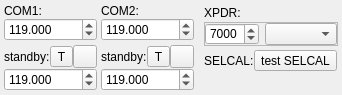
The window that src/blackgui/editors/cockpitcomform.ui (swift-project/pilotclient) describes before a commit, drawn with Qt 5.
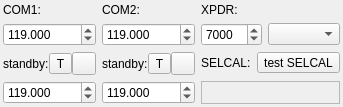
The same window after the commit. Icons and pictures are not drawn. Custom widgets are drawn as their Qt base class.

Commit message: Simplified cockpit COM component layout

```diff
--- a/src/blackgui/editors/cockpitcomform.ui
+++ b/src/blackgui/editors/cockpitcomform.ui
@@ -6,499 +6,431 @@
    <rect>
     <x>0</x>
     <y>0</y>
-    <width>292</width>
+    <width>276</width>
     <height>95</height>
    </rect>
   </property>
   <property name="windowTitle">
    <string>Frame</string>
   </property>
-  <layout class="QHBoxLayout" name="hl_CockpitComForm">
+  <layout class="QGridLayout" name="gl_CockpitComCo" columnstretch="1,1,2">
    <property name="leftMargin">
-    <number>2</number>
+    <number>3</number>
    </property>
    <property name="topMargin">
-    <number>2</number>
+    <number>3</number>
    </property>
    <property name="rightMargin">
-    <number>2</number>
+    <number>3</number>
    </property>
    <property name="bottomMargin">
-    <number>2</number>
+    <number>3</number>
    </property>
-   <item>
-    <widget class="QFrame" name="fr_Com">
-     <layout class="QGridLayout" name="gl_Com">
+   <item row="1" column="2">
+    <widget class="QFrame" name="fr_ComPanelTransponder">
+     <property name="sizePolicy">
+      <sizepolicy hsizetype="Preferred" vsizetype="Preferred">
+       <horstretch>0</horstretch>
+       <verstretch>0</verstretch>
+      </sizepolicy>
+     </property>
+     <layout class="QHBoxLayout" name="hl_ComPanelTransponder">
       <property name="leftMargin">
-       <number>2</number>
+       <number>0</number>
       </property>
       <property name="topMargin">
-       <number>2</number>
+       <number>0</number>
       </property>
       <property name="rightMargin">
-       <number>2</number>
+       <number>0</number>
       </property>
       <property name="bottomMargin">
-       <number>2</number>
+       <number>0</number>
       </property>
+      <item>
+       <widget class="BlackGui::Components::CTransponderCodeSpinBox" name="sbp_ComPanelTransponder">
+        <property name="minimumSize">
+         <size>
+          <width>0</width>
+          <height>18</height>
+         </size>
+        </property>
+        <property name="maximum">
+         <number>7777</number>
+        </property>
+        <property name="value">
+         <number>7000</number>
+        </property>
+       </widget>
+      </item>
+      <item>
+       <widget class="BlackGui::Components::CTransponderModeSelector" name="cbp_ComPanelTransponderMode"/>
+      </item>
+     </layout>
+    </widget>
+   </item>
+   <item row="0" column="0">
+    <widget class="QWidget" name="qw_ComPanelCom1Active" native="true">
+     <layout class="QHBoxLayout" name="hl_ComPanelCom1Active">
       <property name="spacing">
-       <number>4</number>
+       <number>0</number>
       </property>
+      <property name="leftMargin">
+       <number>0</number>
+      </property>
+      <property name="topMargin">
+       <number>0</number>
+      </property>
+      <property name="rightMargin">
+       <number>0</number>
+      </property>
+      <property name="bottomMargin">
+       <number>0</number>
+      </property>
+      <item>
+       <widget class="QLabel" name="lbl_ComPanelCom1Active">
+        <property name="sizePolicy">
+         <sizepolicy hsizetype="Preferred" vsizetype="Preferred">
+          <horstretch>0</horstretch>
+          <verstretch>0</verstretch>
+         </sizepolicy>
+        </property>
+        <property name="text">
+         <string>COM1:</string>
+        </property>
+        <property name="buddy">
+         <cstring>qw_ComPanelCom1Active</cstring>
+        </property>
+       </widget>
+      </item>
+      <item alignment="Qt::AlignLeft">
+       <widget class="BlackGui::CLedWidget" name="led_ComPanelCom1" native="true"/>
+      </item>
+     </layout>
+    </widget>
+   </item>
+   <item row="2" column="0">
+    <widget class="QWidget" name="qw_ComPanelCom1Standby" native="true">
+     <layout class="QHBoxLayout" name="hl_ComPanelCom1Standby">
+      <property name="spacing">
+       <number>0</number>
+      </property>
+      <property name="leftMargin">
+       <number>0</number>
+      </property>
+      <property name="topMargin">
+       <number>0</number>
+      </property>
+      <property name="rightMargin">
+       <number>0</number>
+      </property>
+      <property name="bottomMargin">
+       <number>0</number>
+      </property>
+      <item>
+       <widget class="QLabel" name="lbl_ComPanelCom1Standby">
+        <property name="text">
+         <string>standby:</string>
+        </property>
+       </widget>
+      </item>
+      <item alignment="Qt::AlignLeft">
+       <widget class="QToolButton" name="tb_RequestTextMessageCom1">
+        <property name="toolTip">
+         <string>Overlay text message</string>
+        </property>
+        <property name="whatsThis">
+         <string>Overlay text message</string>
+        </property>
+        <property name="text">
+         <string>T</string>
+        </property>
+       </widget>
+      </item>
+      <item alignment="Qt::AlignLeft">
+       <widget class="QToolButton" name="tb_ComPanelCom1Toggle">
+        <property name="toolTip">
+         <string>Toggle COM 1 standby/active</string>
+        </property>
+        <property name="text">
+         <string/>
+        </property>
+        <property name="icon">
+         <iconset resource="../../blackmisc/blackmisc.qrc">
+          <normaloff>:/diagona/icons/diagona/icons/arrow-circle-double-135.png</normaloff>:/diagona/icons/diagona/icons/arrow-circle-double-135.png</iconset>
+        </property>
+       </widget>
+      </item>
+     </layout>
+    </widget>
+   </item>
+   <item row="2" column="2">
+    <widget class="QFrame" name="fr_ComPanelSelcalTop">
+     <layout class="QFormLayout" name="fl_ComPanelSelcalTop">
+      <property name="leftMargin">
+       <number>0</number>
+      </property>
+      <property name="topMargin">
+       <number>0</number>
+      </property>
+      <property name="rightMargin">
+       <number>0</number>
+      </property>
+      <property name="bottomMargin">
+       <number>0</number>
+      </property>
+      <item row="0" column="0">
+       <widget class="QLabel" name="lbl_ComSelcalSelcal">
+        <property name="sizePolicy">
+         <sizepolicy hsizetype="Maximum" vsizetype="Preferred">
+          <horstretch>0</horstretch>
+          <verstretch>0</verstretch>
+         </sizepolicy>
+        </property>
+        <property name="text">
+         <string>SELCAL:</string>
+        </property>
+       </widget>
+      </item>
       <item row="0" column="1">
-       <widget class="QWidget" name="qw_ComPanelCom2Active" native="true">
-        <layout class="QGridLayout" name="gl_ComPanelCom2Active">
-         <property name="leftMargin">
-          <number>0</number>
-         </property>
-         <property name="topMargin">
-          <number>0</number>
-         </property>
-         <property name="rightMargin">
-          <number>0</number>
-         </property>
-         <property name="bottomMargin">
-          <number>0</number>
-         </property>
-         <property name="spacing">
-          <number>0</number>
-         </property>
-         <item row="0" column="0">
-          <widget class="QLabel" name="lbl_ComPanelCom2Active">
-           <property name="sizePolicy">
-            <sizepolicy hsizetype="Preferred" vsizetype="Preferred">
-             <horstretch>0</horstretch>
-             <verstretch>0</verstretch>
-            </sizepolicy>
-           </property>
-           <property name="text">
-            <string>COM2:</string>
-           </property>
-           <property name="buddy">
-            <cstring>qw_ComPanelCom2Active</cstring>
-           </property>
-          </widget>
-         </item>
-         <item row="1" column="0" colspan="2">
-          <widget class="QDoubleSpinBox" name="ds_ComPanelCom2Active">
-           <property name="decimals">
-            <number>3</number>
-           </property>
-           <property name="minimum">
-            <double>118.000000000000000</double>
-           </property>
-           <property name="maximum">
-            <double>136.974999999999994</double>
-           </property>
-           <property name="singleStep">
-            <double>0.025000000000000</double>
-           </property>
-           <property name="value">
-            <double>119.000000000000000</double>
-           </property>
-          </widget>
-         </item>
-         <item row="0" column="1" alignment="Qt::AlignHCenter">
-          <widget class="BlackGui::CLedWidget" name="led_ComPanelCom2" native="true"/>
-         </item>
-        </layout>
+       <widget class="QToolButton" name="tb_ComPanelSelcalTest">
+        <property name="sizePolicy">
+         <sizepolicy hsizetype="Maximum" vsizetype="Maximum">
+          <horstretch>0</horstretch>
+          <verstretch>0</verstretch>
+         </sizepolicy>
+        </property>
+        <property name="toolTip">
+         <string>test SELCAL</string>
+        </property>
+        <property name="text">
+         <string>test SELCAL</string>
+        </property>
+        <property name="icon">
+         <iconset resource="../../blackmisc/blackmisc.qrc">
+          <normaloff>:/diagona/icons/diagona/icons/speaker-volume.png</normaloff>:/diagona/icons/diagona/icons/speaker-volume.png</iconset>
+        </property>
        </widget>
       </item>
-      <item row="1" column="0">
-       <widget class="QWidget" name="qw_ComPanelCom1Standby" native="true">
-        <layout class="QGridLayout" name="gl_ComPanelCom1Standby">
-         <property name="leftMargin">
-          <number>0</number>
-         </property>
-         <property name="topMargin">
-          <number>0</number>
-         </property>
-         <property name="rightMargin">
-          <number>0</number>
-         </property>
-         <property name="bottomMargin">
-          <number>0</number>
-         </property>
-         <property name="spacing">
-          <number>0</number>
-         </property>
-         <item row="0" column="0">
-          <widget class="QLabel" name="lbl_ComPanelCom1Standby">
-           <property name="text">
-            <string>standby:</string>
-           </property>
-          </widget>
-         </item>
-         <item row="1" column="0" colspan="3">
-          <widget class="QDoubleSpinBox" name="ds_ComPanelCom1Standby">
-           <property name="decimals">
-            <number>3</number>
-           </property>
-           <property name="minimum">
-            <double>118.000000000000000</double>
-           </property>
-           <property name="maximum">
-            <double>136.974999999999994</double>
-           </property>
-           <property name="singleStep">
-            <double>0.025000000000000</double>
-           </property>
-           <property name="value">
-            <double>119.000000000000000</double>
-           </property>
-          </widget>
-         </item>
-         <item row="0" column="2">
-          <widget class="QToolButton" name="tb_ComPanelCom1Toggle">
-           <property name="toolTip">
-            <string>Toggle COM 1 standby/active</string>
-           </property>
-           <property name="text">
-            <string/>
-           </property>
-           <property name="icon">
-            <iconset resource="../../blackmisc/blackmisc.qrc">
-             <normaloff>:/diagona/icons/diagona/icons/arrow-circle-double-135.png</normaloff>:/diagona/icons/diagona/icons/arrow-circle-double-135.png</iconset>
-           </property>
-          </widget>
-         </item>
-         <item row="0" column="1">
-          <widget class="QToolButton" name="tb_RequestTextMessageCom1">
-           <property name="toolTip">
-            <string>Overlay text message</string>
-           </property>
-           <property name="whatsThis">
-            <string>Overlay text message</string>
-           </property>
-           <property name="text">
-            <string>T</string>
-           </property>
-          </widget>
-         </item>
-        </layout>
+     </layout>
+    </widget>
+   </item>
+   <item row="3" column="0">
+    <widget class="QDoubleSpinBox" name="ds_ComPanelCom1Standby">
+     <property name="decimals">
+      <number>3</number>
+     </property>
+     <property name="minimum">
+      <double>118.000000000000000</double>
+     </property>
+     <property name="maximum">
+      <double>136.974999999999994</double>
+     </property>
+     <property name="singleStep">
+      <double>0.025000000000000</double>
+     </property>
+     <property name="value">
+      <double>119.000000000000000</double>
+     </property>
+    </widget>
+   </item>
+   <item row="3" column="1">
+    <widget class="QDoubleSpinBox" name="ds_ComPanelCom2Standby">
+     <property name="decimals">
+      <number>3</number>
+     </property>
+     <property name="minimum">
+      <double>118.000000000000000</double>
+     </property>
+     <property name="maximum">
+      <double>136.974999999999994</double>
+     </property>
+     <property name="singleStep">
+      <double>0.025000000000000</double>
+     </property>
+     <property name="value">
+      <double>119.000000000000000</double>
+     </property>
+    </widget>
+   </item>
+   <item row="3" column="2">
+    <widget class="BlackGui::Components::CSelcalCodeSelector" name="frp_ComPanelSelcalSelector">
+     <property name="frameShape">
+      <enum>QFrame::StyledPanel</enum>
+     </property>
+     <property name="frameShadow">
+      <enum>QFrame::Raised</enum>
+     </property>
+    </widget>
+   </item>
+   <item row="1" column="0">
+    <widget class="QDoubleSpinBox" name="ds_ComPanelCom1Active">
+     <property name="decimals">
+      <number>3</number>
+     </property>
+     <property name="minimum">
+      <double>118.000000000000000</double>
+     </property>
+     <property name="maximum">
+      <double>136.974999999999994</double>
+     </property>
+     <property name="singleStep">
+      <double>0.025000000000000</double>
+     </property>
+     <property name="value">
+      <double>119.000000000000000</double>
+     </property>
+    </widget>
+   </item>
+   <item row="0" column="1">
+    <widget class="QWidget" name="qw_ComPanelCom2Active" native="true">
+     <layout class="QHBoxLayout" name="hl_ComPanelCom2Active">
+      <property name="spacing">
+       <number>0</number>
+      </property>
+      <property name="leftMargin">
+       <number>0</number>
+      </property>
+      <property name="topMargin">
+       <number>0</number>
+      </property>
+      <property name="rightMargin">
+       <number>0</number>
+      </property>
+      <property name="bottomMargin">
+       <number>0</number>
+      </property>
+      <item>
+       <widget class="QLabel" name="lbl_ComPanelCom2Active">
+        <property name="sizePolicy">
+         <sizepolicy hsizetype="Preferred" vsizetype="Preferred">
+          <horstretch>0</horstretch>
+          <verstretch>0</verstretch>
+         </sizepolicy>
+        </property>
+        <property name="text">
+         <string>COM2:</string>
+        </property>
+        <property name="buddy">
+         <cstring>qw_ComPanelCom2Active</cstring>
+        </property>
        </widget>
       </item>
-      <item row="0" column="0">
-       <widget class="QWidget" name="qw_ComPanelCom1Active" native="true">
-        <layout class="QGridLayout" name="gl_ComPanelCom1Active">
-         <property name="leftMargin">
-          <number>0</number>
-         </property>
-         <property name="topMargin">
-          <number>0</number>
-         </property>
-         <property name="rightMargin">
-          <number>0</number>
-         </property>
-         <property name="bottomMargin">
-          <number>0</number>
-         </property>
-         <property name="spacing">
-          <number>0</number>
-         </property>
-         <item row="0" column="0">
-          <widget class="QLabel" name="lbl_ComPanelCom1Active">
-           <property name="sizePolicy">
-            <sizepolicy hsizetype="Preferred" vsizetype="Preferred">
-             <horstretch>0</horstretch>
-             <verstretch>0</verstretch>
-            </sizepolicy>
-           </property>
-           <property name="text">
-            <string>COM1:</string>
-           </property>
-           <property name="buddy">
-            <cstring>qw_ComPanelCom1Active</cstring>
-           </property>
-          </widget>
-         </item>
-         <item row="1" column="0" colspan="2">
-          <widget class="QDoubleSpinBox" name="ds_ComPanelCom1Active">
-           <property name="decimals">
-            <number>3</number>
-           </property>
-           <property name="minimum">
-            <double>118.000000000000000</double>
-           </property>
-           <property name="maximum">
-            <double>136.974999999999994</double>
-           </property>
-           <property name="singleStep">
-            <double>0.025000000000000</double>
-           </property>
-           <property name="value">
-            <double>119.000000000000000</double>
-           </property>
-          </widget>
-         </item>
-         <item row="0" column="1" alignment="Qt::AlignHCenter">
-          <widget class="BlackGui::CLedWidget" name="led_ComPanelCom1" native="true"/>
-         </item>
-        </layout>
-       </widget>
+      <item alignment="Qt::AlignLeft">
+       <widget class="BlackGui::CLedWidget" name="led_ComPanelCom2" native="true"/>
       </item>
-      <item row="1" column="1">
-       <widget class="QWidget" name="qw_ComPanelCom2Standby" native="true">
-        <layout class="QGridLayout" name="gl_ComPanelCom2Standby">
-         <property name="leftMargin">
-          <number>0</number>
-         </property>
-         <property name="topMargin">
-          <number>0</number>
-         </property>
-         <property name="rightMargin">
-          <number>0</number>
-         </property>
-         <property name="bottomMargin">
-          <number>0</number>
-         </property>
-         <property name="spacing">
-          <number>0</number>
-         </property>
-         <item row="0" column="0">
-          <widget class="QLabel" name="lbl_ComPanelCom2Standby">
-           <property name="sizePolicy">
-            <sizepolicy hsizetype="Preferred" vsizetype="Preferred">
-             <horstretch>0</horstretch>
-             <verstretch>0</verstretch>
-            </sizepolicy>
-           </property>
-           <property name="text">
-            <string>standby:</string>
-           </property>
-          </widget>
-         </item>
-         <item row="1" column="0" colspan="3">
-          <widget class="QDoubleSpinBox" name="ds_ComPanelCom2Standby">
-           <property name="decimals">
-            <number>3</number>
-           </property>
-           <property name="minimum">
-            <double>118.000000000000000</double>
-           </property>
-           <property name="maximum">
-            <double>136.974999999999994</double>
-           </property>
-           <property name="singleStep">
-            <double>0.025000000000000</double>
-           </property>
-           <property name="value">
-            <double>119.000000000000000</double>
-           </property>
-          </widget>
-         </item>
-         <item row="0" column="2">
-          <widget class="QToolButton" name="tb_ComPanelCom2Toggle">
-           <property name="toolTip">
-            <string>Toggle COM 2 standby/active</string>
-           </property>
-           <property name="text">
-            <string/>
-           </property>
-           <property name="icon">
-            <iconset resource="../../blackmisc/blackmisc.qrc">
-             <normaloff>:/diagona/icons/diagona/icons/arrow-circle-double-135.png</normaloff>:/diagona/icons/diagona/icons/arrow-circle-double-135.png</iconset>
-           </property>
-          </widget>
-         </item>
-         <item row="0" column="1">
-          <widget class="QToolButton" name="tb_RequestTextMessageCom2">
-           <property name="toolTip">
-            <string>Overlay text message</string>
-           </property>
-           <property name="whatsThis">
-            <string>Overlay text message</string>
-           </property>
-           <property name="text">
-            <string>T</string>
-           </property>
-          </widget>
-         </item>
-        </layout>
-       </widget>
-      </item>
      </layout>
     </widget>
    </item>
-   <item>
-    <widget class="QFrame" name="fr_Xpdr">
-     <property name="lineWidth">
-      <number>0</number>
+   <item row="1" column="1">
+    <widget class="QDoubleSpinBox" name="ds_ComPanelCom2Active">
+     <property name="decimals">
+      <number>3</number>
      </property>
-     <layout class="QGridLayout" name="gl_Xpdr">
+     <property name="minimum">
+      <double>118.000000000000000</double>
+     </property>
+     <property name="maximum">
+      <double>136.974999999999994</double>
+     </property>
+     <property name="singleStep">
+      <double>0.025000000000000</double>
+     </property>
+     <property name="value">
+      <double>119.000000000000000</double>
+     </property>
+    </widget>
+   </item>
+   <item row="0" column="2">
+    <widget class="QWidget" name="qw_ComPanelTransponder" native="true">
+     <layout class="QHBoxLayout" name="hl_ComPanelTransponderHeader">
+      <property name="spacing">
+       <number>0</number>
+      </property>
       <property name="leftMargin">
-       <number>2</number>
+       <number>0</number>
       </property>
       <property name="topMargin">
-       <number>2</number>
+       <number>0</number>
       </property>
       <property name="rightMargin">
-       <number>2</number>
+       <number>0</number>
       </property>
       <property name="bottomMargin">
-       <number>2</number>
+       <number>0</number>
       </property>
+      <item>
+       <widget class="QLabel" name="lbl_ComPanelTransponder">
+        <property name="frameShape">
+         <enum>QFrame::NoFrame</enum>
+        </property>
+        <property name="text">
+         <string>XPDR:</string>
+        </property>
+       </widget>
+      </item>
+      <item alignment="Qt::AlignLeft">
+       <widget class="BlackGui::Components::CCockpitTransponderModeLedsComponent" name="comp_TransponderLeds"/>
+      </item>
+     </layout>
+    </widget>
+   </item>
+   <item row="2" column="1">
+    <widget class="QWidget" name="qw_ComPanelCom2Standby" native="true">
+     <layout class="QHBoxLayout" name="hl_ComPanelCom2Standby">
       <property name="spacing">
-       <number>4</number>
+       <number>0</number>
       </property>
-      <item row="0" column="0">
-       <widget class="QWidget" name="qw_ComPanelTransponder" native="true">
-        <layout class="QGridLayout" name="gl_ComPanelTransponderTop">
-         <property name="leftMargin">
-          <number>0</number>
-         </property>
-         <property name="topMargin">
-          <number>0</number>
-         </property>
-         <property name="rightMargin">
-          <number>0</number>
-         </property>
-         <property name="bottomMargin">
-          <number>0</number>
-         </property>
-         <property name="spacing">
-          <number>0</number>
-         </property>
-         <item row="0" column="0">
-          <widget class="QLabel" name="lbl_ComPanelTransponder">
-           <property name="frameShape">
-            <enum>QFrame::NoFrame</enum>
-           </property>
-           <property name="text">
-            <string>XPDR:</string>
-           </property>
-          </widget>
-         </item>
-         <item row="0" column="1">
-          <widget class="BlackGui::Components::CCockpitTransponderModeLedsComponent" name="comp_TransponderLeds"/>
-         </item>
-         <item row="1" column="0" colspan="2">
-          <widget class="QFrame" name="fr_ComPanelTransponder">
-           <property name="sizePolicy">
-            <sizepolicy hsizetype="Preferred" vsizetype="Preferred">
-             <horstretch>0</horstretch>
-             <verstretch>0</verstretch>
-            </sizepolicy>
-           </property>
-           <property name="frameShape">
-            <enum>QFrame::StyledPanel</enum>
-           </property>
-           <property name="frameShadow">
-            <enum>QFrame::Raised</enum>
-           </property>
-           <layout class="QHBoxLayout" name="hl_ComPanelTransponder">
-            <property name="leftMargin">
-             <number>0</number>
-            </property>
-            <property name="topMargin">
-             <number>0</number>
-            </property>
-            <property name="rightMargin">
-             <number>0</number>
-            </property>
-            <property name="bottomMargin">
-             <number>0</number>
-            </property>
-            <item>
-             <widget class="BlackGui::Components::CTransponderCodeSpinBox" name="sbp_ComPanelTransponder">
-              <property name="minimumSize">
-               <size>
-                <width>0</width>
-                <height>18</height>
-               </size>
-              </property>
-              <property name="maximum">
-               <number>7777</number>
-              </property>
-              <property name="value">
-               <number>7000</number>
-              </property>
-             </widget>
-            </item>
-            <item>
-             <widget class="BlackGui::Components::CTransponderModeSelector" name="cbp_ComPanelTransponderMode"/>
-            </item>
-           </layout>
-          </widget>
-         </item>
-        </layout>
+      <property name="leftMargin">
+       <number>0</number>
+      </property>
+      <property name="topMargin">
+       <number>0</number>
+      </property>
+      <property name="rightMargin">
+       <number>0</number>
+      </property>
+      <property name="bottomMargin">
+       <number>0</number>
+      </property>
+      <item>
+       <widget class="QLabel" name="lbl_ComPanelCom2Standby">
+        <property name="sizePolicy">
+         <sizepolicy hsizetype="Preferred" vsizetype="Preferred">
+          <horstretch>0</horstretch>
+          <verstretch>0</verstretch>
+         </sizepolicy>
+        </property>
+        <property name="text">
+         <string>standby:</string>
+        </property>
        </widget>
       </item>
-      <item row="1" column="0">
-       <widget class="QWidget" name="qw_ComPanelSelcal" native="true">
-        <layout class="QGridLayout" name="gl_ComPanelSelect">
-         <property name="leftMargin">
-          <number>0</number>
-         </property>
-         <property name="topMargin">
-          <number>0</number>
-         </property>
-         <property name="rightMargin">
-          <number>0</number>
-         </property>
-         <property name="bottomMargin">
-          <number>0</number>
-         </property>
-         <property name="verticalSpacing">
-          <number>0</number>
-         </property>
-         <item row="1" column="0" colspan="2">
-          <widget class="BlackGui::Components::CSelcalCodeSelector" name="frp_ComPanelSelcalSelector"/>
-         </item>
-         <item row="0" column="0" colspan="2" alignment="Qt::AlignLeft">
-          <widget class="QFrame" name="fr_ComPanelSelcalTop">
-           <layout class="QHBoxLayout" name="hl_ComPanelSelcalTop">
-            <property name="spacing">
-             <number>0</number>
-            </property>
-            <property name="leftMargin">
-             <number>0</number>
-            </property>
-            <property name="topMargin">
-             <number>0</number>
-            </property>
-            <property name="rightMargin">
-             <number>0</number>
-            </property>
-            <property name="bottomMargin">
-             <number>0</number>
-            </property>
-            <item>
-             <widget class="QLabel" name="lbl_ComSelcalSelcal">
-              <property name="sizePolicy">
-               <sizepolicy hsizetype="Maximum" vsizetype="Preferred">
-                <horstretch>0</horstretch>
-                <verstretch>0</verstretch>
-               </sizepolicy>
-              </property>
-              <property name="text">
-               <string>SELCAL:</string>
-              </property>
-             </widget>
-            </item>
-            <item>
-             <widget class="QToolButton" name="tb_ComPanelSelcalTest">
-              <property name="sizePolicy">
-               <sizepolicy hsizetype="Maximum" vsizetype="Maximum">
-                <horstretch>0</horstretch>
-                <verstretch>0</verstretch>
-               </sizepolicy>
-              </property>
-              <property name="toolTip">
-               <string>test SELCAL</string>
-              </property>
-              <property name="text">
-               <string>test SELCAL</string>
-              </property>
-              <property name="icon">
-               <iconset resource="../../blackmisc/blackmisc.qrc">
-                <normaloff>:/diagona/icons/diagona/icons/speaker-volume.png</normaloff>:/diagona/icons/diagona/icons/speaker-volume.png</iconset>
-              </property>
-             </widget>
-            </item>
-           </layout>
-          </widget>
-         </item>
-        </layout>
+      <item alignment="Qt::AlignLeft">
+       <widget class="QToolButton" name="tb_RequestTextMessageCom2">
+        <property name="toolTip">
+         <string>Overlay text message</string>
+        </property>
+        <property name="whatsThis">
+         <string>Overlay text message</string>
+        </property>
+        <property name="text">
+         <string>T</string>
+        </property>
+       </widget>
+      </item>
+      <item alignment="Qt::AlignLeft">
+       <widget class="QToolButton" name="tb_ComPanelCom2Toggle">
+        <property name="toolTip">
+         <string>Toggle COM 2 standby/active</string>
+        </property>
+        <property name="text">
+         <string/>
+        </property>
+        <property name="icon">
+         <iconset resource="../../blackmisc/blackmisc.qrc">
+          <normaloff>:/diagona/icons/diagona/icons/arrow-circle-double-135.png</normaloff>:/diagona/icons/diagona/icons/arrow-circle-double-135.png</iconset>
+        </property>
        </widget>
       </item>
      </layout>
```
Left out of the diff: 2 changed lines with no effect on the pictures.
